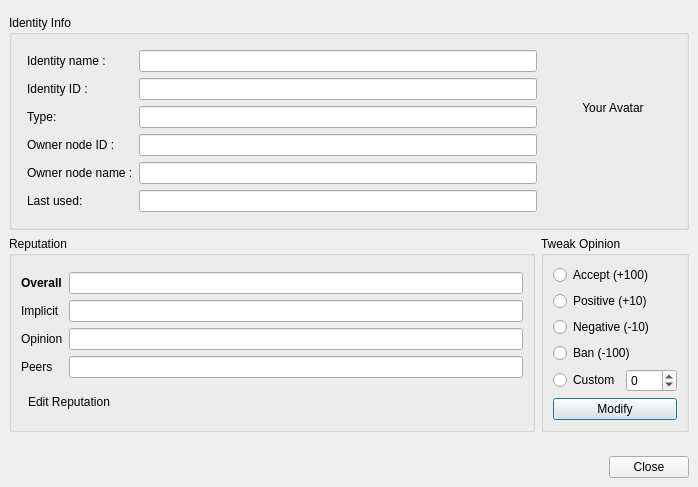
This is retroshare-gui/src/gui/Identity/IdDetailsDialog.ui in RetroShare/RetroShare as Qt 5 draws it before an edit. The edited form follows.
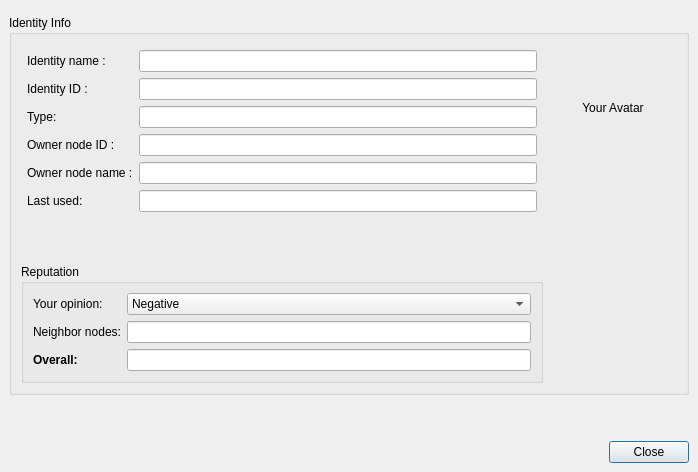
This is the edited form. Icons and pictures are not drawn. Custom widgets are drawn as their Qt base class.

Commit message: Fixed ID Details Dialog with Reputation

Diff of the .ui file:
```diff
--- a/retroshare-gui/src/gui/Identity/IdDetailsDialog.ui
+++ b/retroshare-gui/src/gui/Identity/IdDetailsDialog.ui
@@ -200,206 +200,131 @@
           </property>
          </widget>
         </item>
+        <item row="2" column="0">
+         <layout class="QHBoxLayout" name="horizontalLayout_4">
+          <item>
+           <widget class="QGroupBox" name="reputationGroupBox">
+            <property name="sizePolicy">
+             <sizepolicy hsizetype="Preferred" vsizetype="Preferred">
+              <horstretch>0</horstretch>
+              <verstretch>0</verstretch>
+             </sizepolicy>
+            </property>
+            <property name="title">
+             <string>Reputation</string>
+            </property>
+            <layout class="QVBoxLayout" name="verticalLayout_2">
+             <item>
+              <layout class="QGridLayout" name="gridLayout_2">
+               <item row="2" column="1">
+                <widget class="QLineEdit" name="neighborNodesOpinion_TF">
+                 <property name="toolTip">
+                  <string>&lt;html&gt;&lt;head/&gt;&lt;body&gt;&lt;p&gt;Average opinion of neighbor nodes about this identity. Negative is bad,&lt;/p&gt;&lt;p&gt;positive is good. Zero is neutral.&lt;/p&gt;&lt;/body&gt;&lt;/html&gt;</string>
+                 </property>
+                 <property name="readOnly">
+                  <bool>true</bool>
+                 </property>
+                </widget>
+               </item>
+               <item row="1" column="0">
+                <widget class="QLabel" name="label_6">
+                 <property name="text">
+                  <string>Your opinion:</string>
+                 </property>
+                </widget>
+               </item>
+               <item row="2" column="0">
+                <widget class="QLabel" name="label_5">
+                 <property name="text">
+                  <string>Neighbor nodes:</string>
+                 </property>
+                </widget>
+               </item>
+               <item row="1" column="1">
+                <widget class="QComboBox" name="ownOpinion_CB">
+                 <property name="toolTip">
+                  <string>&lt;!DOCTYPE HTML PUBLIC &quot;-//W3C//DTD HTML 4.0//EN&quot; &quot;http://www.w3.org/TR/REC-html40/strict.dtd&quot;&gt;
+&lt;html&gt;&lt;head&gt;&lt;meta name=&quot;qrichtext&quot; content=&quot;1&quot; /&gt;&lt;style type=&quot;text/css&quot;&gt;
+p, li { white-space: pre-wrap; }
+&lt;/style&gt;&lt;/head&gt;&lt;body style=&quot; font-family:'Sans'; font-size:9pt; font-weight:400; font-style:normal;&quot;&gt;
+&lt;p style=&quot; margin-top:12px; margin-bottom:12px; margin-left:0px; margin-right:0px; -qt-block-indent:0; text-indent:0px;&quot;&gt;Your own opinion about an identity rules the visibility of that identity for yourself,&lt;/p&gt;
+&lt;p style=&quot; margin-top:12px; margin-bottom:12px; margin-left:0px; margin-right:0px; -qt-block-indent:0; text-indent:0px;&quot;&gt;and is shared among friends. A final score is calculated according to a formula that accounts your own opinion and your friends' opinions about someone:&lt;/p&gt;
+&lt;p style=&quot;-qt-paragraph-type:empty; margin-top:12px; margin-bottom:12px; margin-left:0px; margin-right:0px; -qt-block-indent:0; text-indent:0px;&quot;&gt;&lt;br /&gt;&lt;/p&gt;
+&lt;p style=&quot; margin-top:12px; margin-bottom:12px; margin-left:0px; margin-right:0px; -qt-block-indent:0; text-indent:0px;&quot;&gt;  S = own_opinion * a + friends_opinion * (1-a)&lt;/p&gt;
+&lt;p style=&quot;-qt-paragraph-type:empty; margin-top:12px; margin-bottom:12px; margin-left:0px; margin-right:0px; -qt-block-indent:0; text-indent:0px;&quot;&gt;&lt;br /&gt;&lt;/p&gt;
+&lt;p style=&quot; margin-top:12px; margin-bottom:12px; margin-left:0px; margin-right:0px; -qt-block-indent:0; text-indent:0px;&quot;&gt;The factor 'a' depends on the type of ID. &lt;/p&gt;
+&lt;p style=&quot; margin-top:12px; margin-bottom:12px; margin-left:0px; margin-right:0px; -qt-block-indent:0; text-indent:0px;&quot;&gt;- anonymous IDs: &lt;/p&gt;
+&lt;p style=&quot; margin-top:12px; margin-bottom:12px; margin-left:0px; margin-right:0px; -qt-block-indent:0; text-indent:0px;&quot;&gt;- PGP-signed IDs by unknown PGP keys: a=&lt;/p&gt;
+&lt;p style=&quot;-qt-paragraph-type:empty; margin-top:12px; margin-bottom:12px; margin-left:0px; margin-right:0px; -qt-block-indent:0; text-indent:0px;&quot;&gt;&lt;br /&gt;&lt;/p&gt;
+&lt;p style=&quot; margin-top:12px; margin-bottom:12px; margin-left:0px; margin-right:0px; -qt-block-indent:0; text-indent:0px;&quot;&gt;The overall score is used in chat lobbies, forums and channels to decide on the actions to take for each specific identity:&lt;/p&gt;
+&lt;p style=&quot;-qt-paragraph-type:empty; margin-top:12px; margin-bottom:12px; margin-left:0px; margin-right:0px; -qt-block-indent:0; text-indent:0px;&quot;&gt;&lt;br /&gt;&lt;/p&gt;
+&lt;p style=&quot; margin-top:12px; margin-bottom:12px; margin-left:0px; margin-right:0px; -qt-block-indent:0; text-indent:0px;&quot;&gt;S &amp;lt; -0.5: Posts are not stored, nor forwarded &lt;/p&gt;
+&lt;p style=&quot; margin-top:12px; margin-bottom:12px; margin-left:0px; margin-right:0px; -qt-block-indent:0; text-indent:0px;&quot;&gt;S &amp;lt; 0.2: Posts are hidden, but still transmitted&lt;/p&gt;
+&lt;p style=&quot; margin-top:12px; margin-bottom:12px; margin-left:0px; margin-right:0px; -qt-block-indent:0; text-indent:0px;&quot;&gt;S &amp;lt; 0.0: &lt;/p&gt;
+&lt;p style=&quot;-qt-paragraph-type:empty; margin-top:12px; margin-bottom:12px; margin-left:0px; margin-right:0px; -qt-block-indent:0; text-indent:0px;&quot;&gt;&lt;br /&gt;&lt;/p&gt;
+&lt;p style=&quot; margin-top:12px; margin-bottom:12px; margin-left:0px; margin-right:0px; -qt-block-indent:0; text-indent:0px;&quot;&gt;The overall rating is computed in such a way that it is not possible for a single person to deterministically change someone's status at neighbor nodes.&lt;/p&gt;
+&lt;p style=&quot;-qt-paragraph-type:empty; margin-top:0px; margin-bottom:0px; margin-left:0px; margin-right:0px; -qt-block-indent:0; text-indent:0px;&quot;&gt;&lt;br /&gt;&lt;/p&gt;&lt;/body&gt;&lt;/html&gt;</string>
+                 </property>
+                 <property name="currentIndex">
+                  <number>0</number>
+                 </property>
+                 <item>
+                  <property name="text">
+                   <string>Negative</string>
+                  </property>
+                  <property name="icon">
+                   <iconset>
+                    <normaloff>../icons/yellow_biohazard64.png</normaloff>../icons/yellow_biohazard64.png</iconset>
+                  </property>
+                 </item>
+                 <item>
+                  <property name="text">
+                   <string>Neutral</string>
+                  </property>
+                 </item>
+                 <item>
+                  <property name="text">
+                   <string>Positive</string>
+                  </property>
+                 </item>
+                </widget>
+               </item>
+               <item row="3" column="1">
+                <widget class="QLineEdit" name="overallOpinion_TF">
+                 <property name="toolTip">
+                  <string>&lt;html&gt;&lt;head/&gt;&lt;body&gt;&lt;p&gt;Overall reputation score, accounting for yours and your friends'.&lt;/p&gt;&lt;p&gt;Negative is bad, positive is good. Zero is neutral. If the score is too low,&lt;/p&gt;&lt;p&gt;the identity is flagged as bad, and will be filtered out in forums, chat lobbies,&lt;/p&gt;&lt;p&gt;channels, etc.&lt;/p&gt;&lt;/body&gt;&lt;/html&gt;</string>
+                 </property>
+                 <property name="readOnly">
+                  <bool>true</bool>
+                 </property>
+                </widget>
+               </item>
+               <item row="3" column="0">
+                <widget class="QLabel" name="label_2">
+                 <property name="font">
+                  <font>
+                   <weight>75</weight>
+                   <bold>true</bold>
+                  </font>
+                 </property>
+                 <property name="text">
+                  <string>Overall:</string>
+                 </property>
+                </widget>
+               </item>
+              </layout>
+             </item>
+            </layout>
+           </widget>
+          </item>
+         </layout>
+        </item>
        </layout>
       </widget>
      </item>
     </layout>
    </item>
    <item row="2" column="0">
-    <layout class="QHBoxLayout" name="horizontalLayout_4">
-     <property name="leftMargin">
-      <number>9</number>
-     </property>
-     <property name="topMargin">
-      <number>0</number>
-     </property>
-     <property name="rightMargin">
-      <number>9</number>
-     </property>
-     <property name="bottomMargin">
-      <number>9</number>
-     </property>
-     <item>
-      <widget class="QGroupBox" name="reputationGroupBox">
-       <property name="sizePolicy">
-        <sizepolicy hsizetype="Preferred" vsizetype="Preferred">
-         <horstretch>0</horstretch>
-         <verstretch>0</verstretch>
-        </sizepolicy>
-       </property>
-       <property name="title">
-        <string>Reputation</string>
-       </property>
-       <layout class="QVBoxLayout" name="verticalLayout_2">
-        <item>
-         <layout class="QGridLayout" name="gridLayout_2">
-          <item row="0" column="0">
-           <widget class="QLabel" name="label_2">
-            <property name="font">
-             <font>
-              <weight>75</weight>
-              <bold>true</bold>
-             </font>
-            </property>
-            <property name="text">
-             <string>Overall</string>
-            </property>
-           </widget>
-          </item>
-          <item row="0" column="1">
-           <widget class="QLineEdit" name="line_RatingOverall">
-            <property name="readOnly">
-             <bool>true</bool>
-            </property>
-           </widget>
-          </item>
-          <item row="1" column="0">
-           <widget class="QLabel" name="label_11">
-            <property name="text">
-             <string>Implicit</string>
-            </property>
-           </widget>
-          </item>
-          <item row="1" column="1">
-           <widget class="QLineEdit" name="line_RatingImplicit">
-            <property name="readOnly">
-             <bool>true</bool>
-            </property>
-           </widget>
-          </item>
-          <item row="2" column="0">
-           <widget class="QLabel" name="label_6">
-            <property name="text">
-             <string>Opinion</string>
-            </property>
-           </widget>
-          </item>
-          <item row="2" column="1">
-           <widget class="QLineEdit" name="line_RatingOwn">
-            <property name="readOnly">
-             <bool>true</bool>
-            </property>
-           </widget>
-          </item>
-          <item row="3" column="0">
-           <widget class="QLabel" name="label_5">
-            <property name="text">
-             <string>Peers</string>
-            </property>
-           </widget>
-          </item>
-          <item row="3" column="1">
-           <widget class="QLineEdit" name="line_RatingPeers">
-            <property name="readOnly">
-             <bool>true</bool>
-            </property>
-           </widget>
-          </item>
-         </layout>
-        </item>
-        <item>
-         <widget class="QToolButton" name="toolButton_Reputation">
-          <property name="focusPolicy">
-           <enum>Qt::NoFocus</enum>
-          </property>
-          <property name="text">
-           <string>Edit Reputation</string>
-          </property>
-          <property name="icon">
-           <iconset resource="../images.qrc">
-            <normaloff>:/images/edit_24.png</normaloff>:/images/edit_24.png</iconset>
-          </property>
-          <property name="iconSize">
-           <size>
-            <width>24</width>
-            <height>24</height>
-           </size>
-          </property>
-          <property name="toolButtonStyle">
-           <enum>Qt::ToolButtonTextBesideIcon</enum>
-          </property>
-          <property name="autoRaise">
-           <bool>true</bool>
-          </property>
-         </widget>
-        </item>
-       </layout>
-      </widget>
-     </item>
-     <item>
-      <widget class="QGroupBox" name="tweakGroupBox">
-       <property name="sizePolicy">
-        <sizepolicy hsizetype="Preferred" vsizetype="Maximum">
-         <horstretch>0</horstretch>
-         <verstretch>0</verstretch>
-        </sizepolicy>
-       </property>
-       <property name="title">
-        <string>Tweak Opinion</string>
-       </property>
-       <layout class="QVBoxLayout" name="verticalLayout">
-        <item>
-         <widget class="QRadioButton" name="repMod_Accept">
-          <property name="text">
-           <string>Accept (+100)</string>
-          </property>
-         </widget>
-        </item>
-        <item>
-         <widget class="QRadioButton" name="repMod_Positive">
-          <property name="text">
-           <string>Positive (+10)</string>
-          </property>
-         </widget>
-        </item>
-        <item>
-         <widget class="QRadioButton" name="repMod_Negative">
-          <property name="text">
-           <string>Negative (-10)</string>
-          </property>
-         </widget>
-        </item>
-        <item>
-         <widget class="QRadioButton" name="repMod_Ban">
-          <property name="text">
-           <string>Ban (-100)</string>
-          </property>
-         </widget>
-        </item>
-        <item>
-         <layout class="QHBoxLayout" name="horizontalLayout">
-          <item>
-           <widget class="QRadioButton" name="repMod_Custom">
-            <property name="text">
-             <string>Custom</string>
-            </property>
-           </widget>
-          </item>
-          <item>
-           <widget class="QSpinBox" name="repMod_spinBox">
-            <property name="minimum">
-             <number>-100</number>
-            </property>
-            <property name="maximum">
-             <number>100</number>
-            </property>
-           </widget>
-          </item>
-         </layout>
-        </item>
-        <item>
-         <widget class="QPushButton" name="repModButton">
-          <property name="text">
-           <string>Modify</string>
-          </property>
-         </widget>
-        </item>
-       </layout>
-      </widget>
-     </item>
-    </layout>
-   </item>
-   <item row="3" column="0">
     <spacer name="verticalSpacer">
      <property name="orientation">
       <enum>Qt::Vertical</enum>
@@ -412,7 +337,7 @@
      </property>
     </spacer>
    </item>
-   <item row="4" column="0">
+   <item row="3" column="0">
     <layout class="QHBoxLayout" name="horizontalLayout_3">
      <property name="margin">
       <number>9</number>
```
The commit also changes 2 other files.
